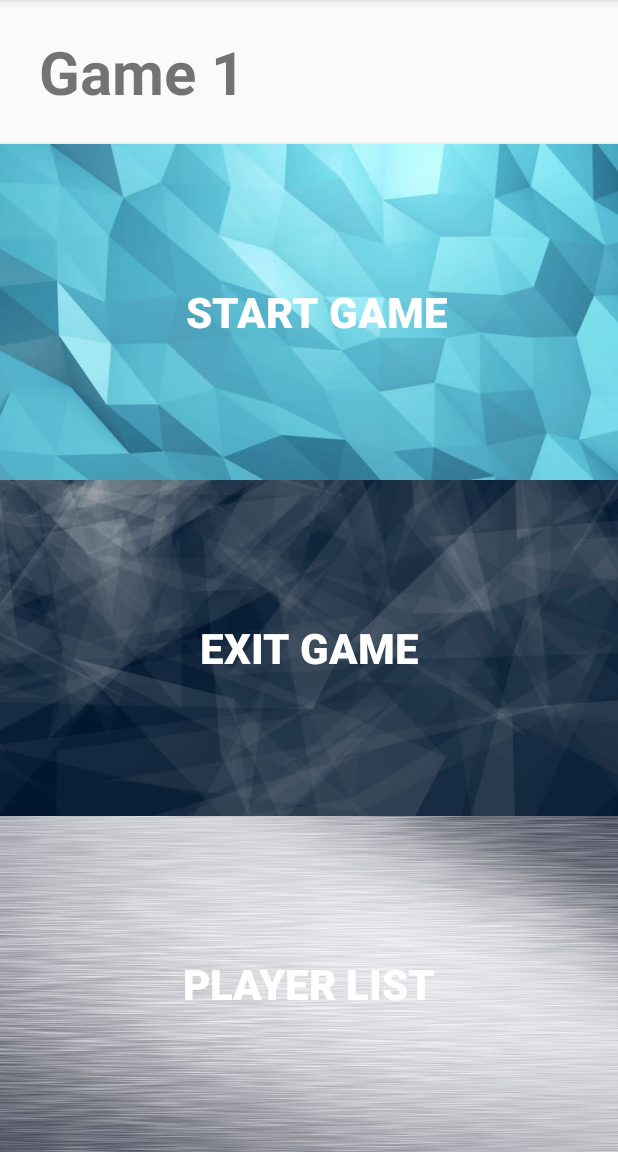
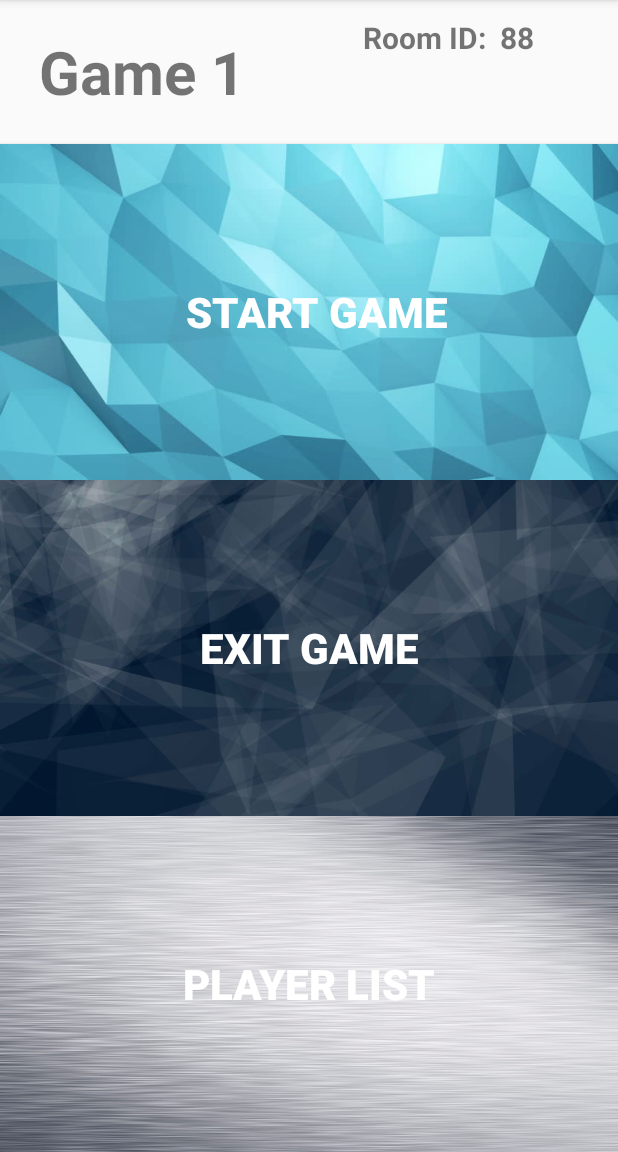
Before and after one commit to bliang9/CasinochipCountingApp, an Android app: the StartGame screen opened directly, with no data from a screen before it, on a phone screen of 412 x 824 dp, the part 84-1236 px from its top. Run offline under Robolectric (Android 15) with nearby library versions, the light colour scheme and no system bars; our stand-ins replace Firebase (no records; nobody signed in at launch, a user with empty details on screens opened directly), Volley.

Commit message:
final video version

```diff
--- a/app/src/main/java/com/example/casinochipcountingapp/StartGame.java
+++ b/app/src/main/java/com/example/casinochipcountingapp/StartGame.java
@@ -1,9 +1,6 @@
 package com.example.casinochipcountingapp;
 
-import android.app.ProgressDialog;
 import android.content.Intent;
-import android.graphics.Color;
-import android.icu.lang.UCharacter;
 import android.os.Bundle;
 import android.view.View;
 import android.widget.Button;
@@ -14,13 +11,10 @@ import android.widget.TextView;
 import android.widget.Toast;
 
 import androidx.appcompat.app.AlertDialog;
-import androidx.appcompat.app.AppCompatActivity;
 
 import com.google.firebase.auth.FirebaseAuth;
-import com.google.firebase.database.FirebaseDatabase;
 
 import java.util.ArrayList;
-import java.util.List;
 
 public class StartGame extends JoinGameActivity {
 
@@ -60,8 +54,8 @@ public class StartGame extends JoinGameActivity {
         exitGame = findViewById(R.id.exitgame);
         playerList = findViewById(R.id.playerList);
         players = new ArrayList<>();
-        TextView textView = findViewById(R.id.textView5);
-        textView.setText(getIntent().getStringExtra("ID"));
+        TextView textView = findViewById(R.id.roomnumbertextview);
+        textView.setText("Room ID:  " + "88");
 
         startGame.setOnClickListener(new View.OnClickListener() {
             @Override
--- a/app/src/main/res/layout/activity_startgame.xml
+++ b/app/src/main/res/layout/activity_startgame.xml
@@ -20,7 +20,7 @@
             android:textStyle="bold" />
 
         <TextView
-            android:id="@+id/textView5"
+            android:id="@+id/roomnumbertextview"
             android:layout_width="218dp"
             android:layout_height="73dp"
             android:layout_gravity="center"
```
Also changed, not shown: app/src/main/java/com/example/casinochipcountingapp/JoinGameActivity.java (+20 -2 lines).
